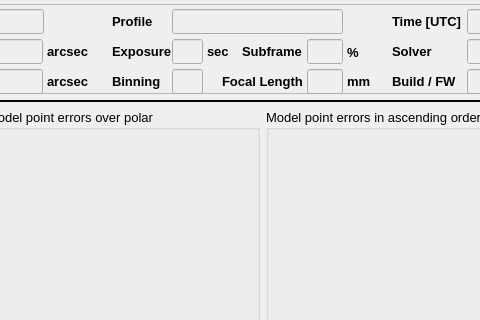
Old version of the form mw4/gui/widgets/analyse.ui in the repository mworion/MountWizzard4; both pictures show x 297 to 777 and y 0 to 320 of the 1200 by 800 pixel window.
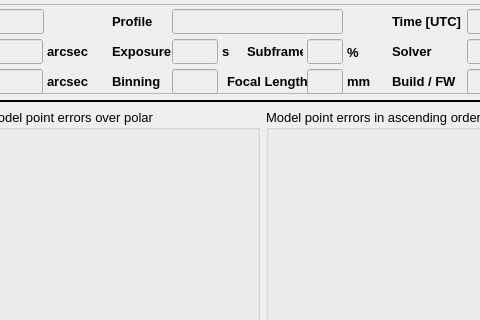
New version of the form.

What changed in the file:
```diff
--- a/mw4/gui/widgets/analyse.ui
+++ b/mw4/gui/widgets/analyse.ui
@@ -436,9 +436,9 @@
      <widget class="QLabel" name="label_5">
       <property name="geometry">
        <rect>
-        <x>535</x>
+        <x>540</x>
         <y>35</y>
-        <width>62</width>
+        <width>56</width>
         <height>25</height>
        </rect>
       </property>
@@ -751,7 +751,7 @@
        <rect>
         <x>465</x>
         <y>35</y>
-        <width>31</width>
+        <width>46</width>
         <height>25</height>
        </rect>
       </property>
@@ -794,9 +794,9 @@
      <widget class="QLabel" name="label_19">
       <property name="geometry">
        <rect>
-        <x>515</x>
+        <x>520</x>
         <y>65</y>
-        <width>86</width>
+        <width>81</width>
         <height>25</height>
        </rect>
       </property>
@@ -848,9 +848,9 @@
      <widget class="QLabel" name="label_16">
       <property name="geometry">
        <rect>
-        <x>500</x>
+        <x>515</x>
         <y>35</y>
-        <width>21</width>
+        <width>16</width>
         <height>25</height>
        </rect>
       </property>
@@ -869,7 +869,7 @@
        </font>
       </property>
       <property name="text">
-       <string>sec</string>
+       <string>s</string>
       </property>
      </widget>
      <widget class="QCheckBox" name="winsorizedLimit">
@@ -953,7 +953,7 @@
        <rect>
         <x>465</x>
         <y>65</y>
-        <width>31</width>
+        <width>46</width>
         <height>25</height>
        </rect>
       </property>
```
